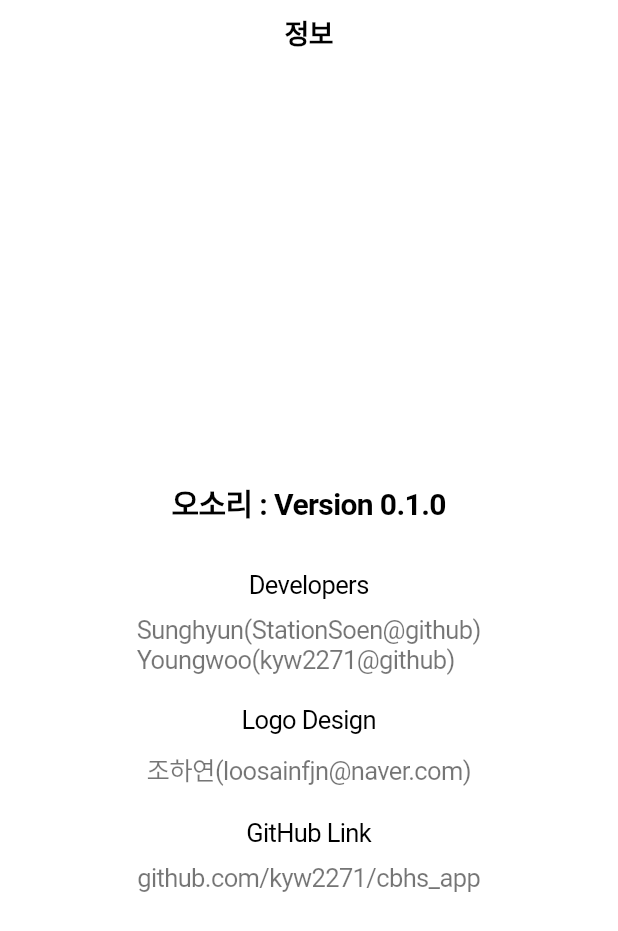
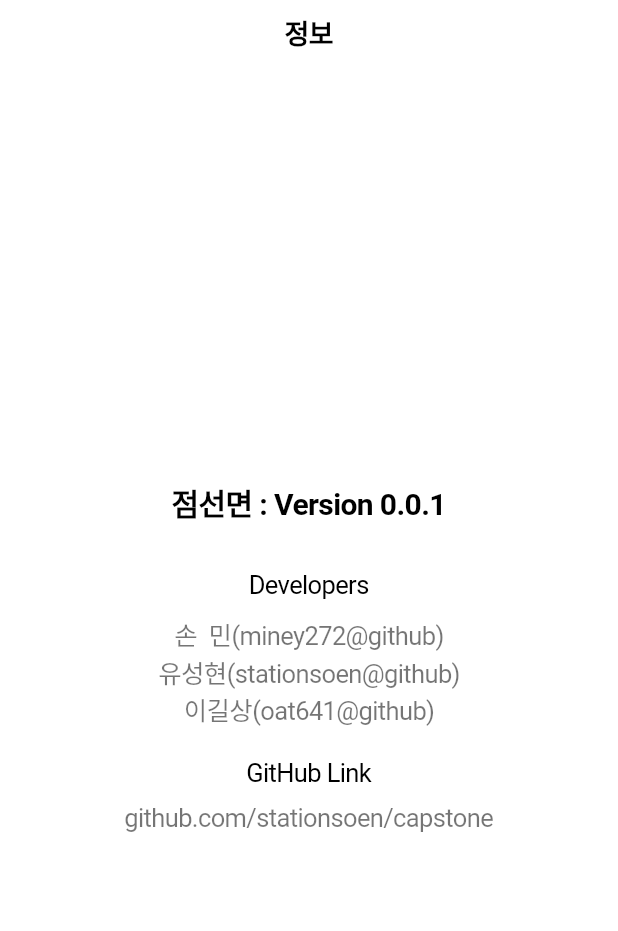
Before and after one commit to StationSoen/Capstone, a Flutter app: the SettingPage screen opened directly, after a tap on "정보", on a phone screen of 412 x 824 dp. Shown: the top 931 px of the screen. Run offline on Flutter 3.47's test engine with Material 2 defaults, Android fonts, the phone set to English and light mode, and no system bars; our stand-ins replace flutter_swiper_null_safety, hive, hive_flutter, settings_ui; missing offline and left inert: cupertino_progress_bar, flutter_cube; accounts and stored records are empty.

Commit message:
record, setting page done, add privacy statement for setting

```diff
--- a/Front/capstone/lib/ui/aboutPage.dart
+++ b/Front/capstone/lib/ui/aboutPage.dart
@@ -6,14 +6,12 @@
   String appVersion;
 
   String developers;
-  String logoDesigner;
   String githubLink;
 
   AboutPage(
       {required this.appName,
       required this.appVersion,
       required this.developers,
-      required this.logoDesigner,
       required this.githubLink});
 
   @override
@@ -57,15 +55,9 @@
                           margin: EdgeInsets.only(bottom: 20),
                           child: Text(
                             developers,
+                            textAlign: TextAlign.center,
                             style: TextStyle(color: Colors.black54),
                           )),
-                      Container(
-                          margin: EdgeInsets.only(bottom: 10),
-                          child: Text("Logo Design")),
-                      Container(
-                          margin: EdgeInsets.only(bottom: 20),
-                          child: Text(logoDesigner,
-                              style: TextStyle(color: Colors.black54))),
                       Container(
                           margin: EdgeInsets.only(bottom: 10),
                           child: Text("GitHub Link")),
--- a/Front/capstone/lib/ui/recordPage.dart
+++ b/Front/capstone/lib/ui/recordPage.dart
@@ -1,5 +1,8 @@
 import 'package:flutter/material.dart';
 import 'package:flutter/cupertino.dart';
+import 'package:hive/hive.dart';
+
+import '../exam.dart';
 
 class RecordPage extends StatefulWidget {
   @override
@@ -10,18 +13,55 @@
   // SegmentControl Tab Collection
   Map<int, Widget> segmentControlTabs = {
     0: SegmentTabs(
-      text: "쉬움",
+      text: "3D 전개도 유형",
     ),
     1: SegmentTabs(
-      text: "보통",
-    ),
-    2: SegmentTabs(
-      text: "어려움",
+      text: "종이접기 유형",
     ),
   };
 
   // index for SegmentControl - difficulty
-  int difficulty = 0;
+  int segment = 0;
+
+  // data
+  List<int> problemsN = [0, 0];
+  List<int> corretsN = [0, 0];
+  List<int> totalTime = [0, 0];
+
+  void calData(int segment) {
+    var completeExamListHive = Hive.box('completeExamList');
+    List<dynamic> list;
+
+    if (completeExamListHive.isNotEmpty) {
+      list = completeExamListHive.get("completeExamList");
+      for (int i = 0; i < list.length; i++) {
+        for (int j = 0; j < list[i].problemList.length; j++) {
+          totalTime[segment] = list[i].elapsedTime + totalTime[segment];
+          // 문제 종류 판단
+          if (list[i].problemList[j].problemType == segment) {
+            problemsN[segment]++;
+          }
+          // 정답 개수 판단
+          if (list[i].problemList[j].answer == list[i].userAnswer[j]) {
+            corretsN[segment]++;
+          }
+        }
+      }
+    } else {
+      debugPrint("completeExamListHive Box에 저장된 값이 없습니다.");
+      problemsN[segment] = -1;
+      corretsN[segment] = -1;
+      totalTime[segment] = -1;
+      return;
+    }
+  }
+
+  @override
+  void initState() {
+    super.initState();
+    calData(segment);
+    print("problemsN : $problemsN, correctsN : $corretsN, times : $totalTime");
+  }
 
   @override
   Widget build(BuildContext context) {
@@ -45,40 +85,25 @@
             children: [
               CupertinoSegmentedControl(
                 children: segmentControlTabs,
-                groupValue: difficulty,
+                groupValue: segment,
                 padding: EdgeInsets.symmetric(vertical: 12),
                 onValueChanged: (int value) {
                   setState(() {
-                    difficulty = value;
+                    segment = value;
                   });
                 },
               ),
-              RecordPageBody(
-                difficulty: difficulty,
-              ),
-            ],
-          ),
-        ));
-  }
-}
-
-class RecordPageBody extends StatelessWidget {
-  int difficulty;
-
-  RecordPageBody({required this.difficulty});
-
-  @override
-  Widget build(BuildContext context) {
-    return Container(
+              Container(
                 width: double.infinity,
                 child: SingleChildScrollView(
                   child: Column(
                     crossAxisAlignment: CrossAxisAlignment.center,
                     children: [
                       Container(
-              margin: EdgeInsets.symmetric(vertical: 8, horizontal: 10),
+                        margin:
+                            EdgeInsets.symmetric(vertical: 8, horizontal: 12),
                         width: double.infinity,
-              child: Text("2D / 3D 전개도 유형 + 난이도 : $difficulty",
+                        child: Text("문제 통계",
                             style: TextStyle(
                                 fontWeight: FontWeight.w600,
                                 fontSize: 24,
@@ -87,56 +112,41 @@
                       RecordCard(
                         icon: Icon(CupertinoIcons.square),
                         name: "시도한 문제",
-              value: "100",
+                        value: problemsN[segment].toString(),
                       ),
                       RecordCard(
                         icon: Icon(CupertinoIcons.circle),
                         name: "성공한 문제",
-              value: "40",
+                        value: corretsN[segment].toString(),
                       ),
                       RecordCard(
                         icon: Icon(CupertinoIcons.percent),
                         name: "정답률",
-              value: "40.0%",
+                        value: ((corretsN[segment] / problemsN[segment]) * 100)
+                                .toStringAsFixed(2) +
+                            "%",
                       ),
                       RecordCard(
                           icon: Icon(CupertinoIcons.alarm),
-              name: "시간 초과",
-              value: "20",
-            ),
-            Container(
-              margin: EdgeInsets.symmetric(vertical: 8, horizontal: 8),
-              width: double.infinity,
-              child: Text("종이 접기 유형",
-                  style: TextStyle(
-                      fontWeight: FontWeight.w600,
-                      fontSize: 24,
-                      color: Colors.black)),
-            ),
-            RecordCard(
-              icon: Icon(CupertinoIcons.square),
-              name: "시도한 문제",
-              value: "300",
-            ),
-            RecordCard(
-              icon: Icon(CupertinoIcons.circle),
-              name: "성공한 문제",
-              value: "200",
-            ),
-            RecordCard(
-              icon: Icon(CupertinoIcons.percent),
-              name: "정답률",
-              value: "66.7%",
-            ),
-            RecordCard(
-              icon: Icon(CupertinoIcons.alarm),
-              name: "시간 초과",
-              value: "20",
-            ),
+                          name: "풀이한 시간",
+                          value: (totalTime[segment] ~/ 3600)
+                                  .toString()
+                                  .padLeft(2, '0') +
+                              " : " +
+                              (totalTime[segment] ~/ 60)
+                                  .toString()
+                                  .padLeft(2, '0') +
+                              " : " +
+                              (totalTime[segment] % 60)
+                                  .toString()
+                                  .padLeft(2, '0')),
                     ],
                   ),
                 ),
-    );
+              )
+            ],
+          ),
+        ));
   }
 }
 
--- a/Front/capstone/lib/ui/settingPage.dart
+++ b/Front/capstone/lib/ui/settingPage.dart
@@ -16,8 +16,8 @@
   List<String> startSubtitle = ["60초", "5분", "10분"];
   int id = 0000;
 
-  late int result;
-  late int start;
+  int result = 0;
+  int start = 0;
   bool fingerPrint = false;
 
   void actionsheet(BuildContext context) async {
@@ -170,7 +170,7 @@
                       subtitle: location[int.parse(setting.get('location'))],
                       leading: Icon(CupertinoIcons.search),
                       onPressed: (BuildContext context) {
-                        actionsheet(context);
+                        // actionsheet(context);
                       },
                     ),
                     SettingsTile(
@@ -186,7 +186,7 @@
                       subtitle: startSubtitle[int.parse(setting.get('start'))],
                       leading: Icon(CupertinoIcons.alarm),
                       onPressed: (BuildContext context) {
-                        startActionsheet(context);
+                        // startActionsheet(context);
                       },
                     ),
                   ],
@@ -199,25 +199,16 @@
                         title: '정보',
                         leading: Icon(CupertinoIcons.person),
                         onPressed: (BuildContext context) {
-                          // showAboutDialog(
-                          //     context: context,
-                          //     applicationVersion: "1.0.0",
-                          //     applicationName: "옴놈뇸",
-                          //     applicationLegalese: "개발자",
-                          //     applicationIcon: ImageIcon(
-                          //         AssetImage("assets/images/logo.png")));
                           Navigator.push(
                               context,
                               MaterialPageRoute(
                                   builder: (BuildContext context) => AboutPage(
-                                        appName: "오소리",
-                                        appVersion: "0.1.0",
+                                        appName: "점선면",
+                                        appVersion: "0.0.1",
                                         developers:
-                                            "Sunghyun(StationSoen@github)\nYoungwoo(kyw2271@github)",
-                                        logoDesigner:
-                                            "조하연(loosainfjn@naver.com)",
+                                            "손  민(miney272@github)\n유성현(stationsoen@github)\n이길상(oat641@github)",
                                         githubLink:
-                                            "github.com/kyw2271/cbhs_app",
+                                            "github.com/stationsoen/capstone",
                                       )));
                           debugPrint(setting.get('id').toString());
                         },
```
Also changed, not shown: 1 other file. Lines whose indentation alone changed are shown as unchanged.
